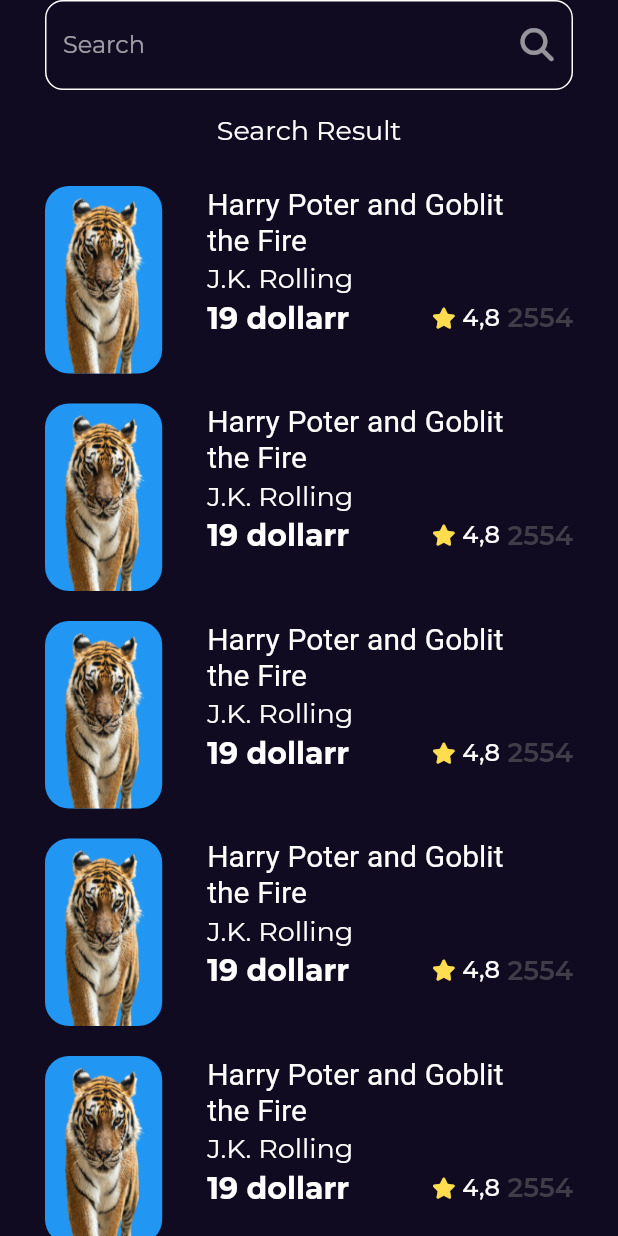
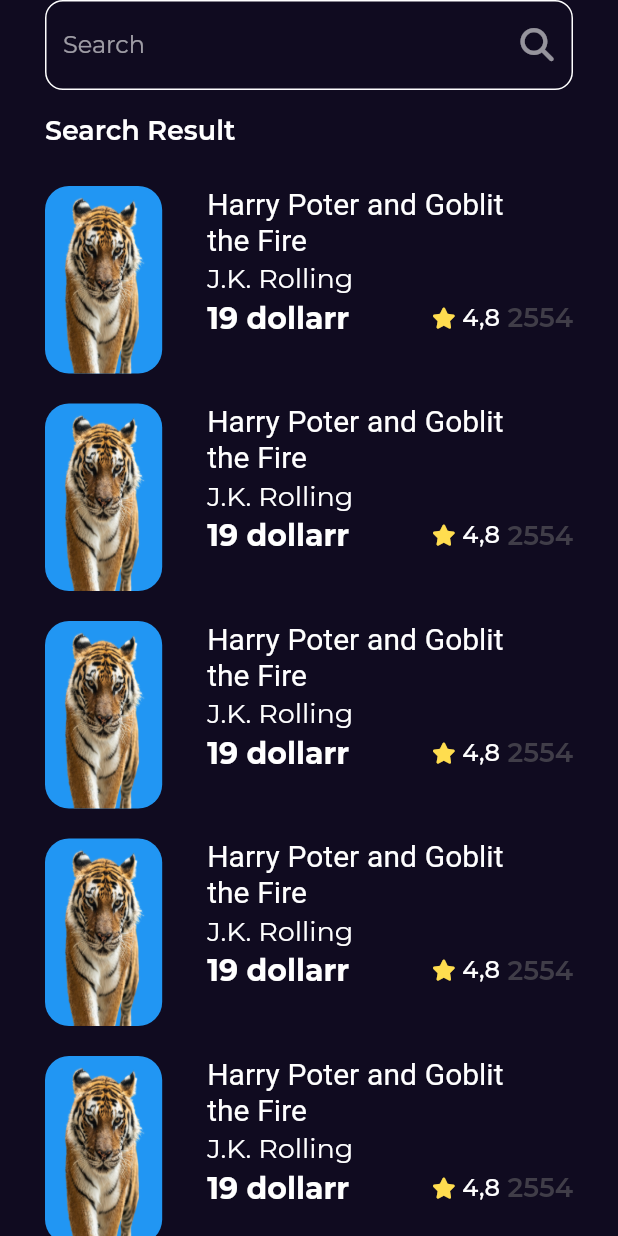
Before and after one commit to rowanibrahem/bookly_app--with-mvvm-pattern, a Flutter app: the SearchView screen opened directly, on a phone screen of 412 x 824 dp. Run offline on Flutter 3.47's test engine with Material 2 defaults, Android fonts, the light colour scheme and no system bars; our stand-ins replace animated_text_kit, font_awesome_flutter, go_router, google_fonts, lottie; Roboto replaces fonts that are missing (GT Sectra Fine).

Commit message:
search view done update

```diff
--- a/lib/features/search/presentations/views/widgets/search_view_body.dart
+++ b/lib/features/search/presentations/views/widgets/search_view_body.dart
@@ -12,6 +12,7 @@
     return Padding(
       padding: const EdgeInsets.symmetric(horizontal: 30),
       child: Column(
+        crossAxisAlignment: CrossAxisAlignment.start,
         children: const [
           CustomSearchTextField(),
           SizedBox(
@@ -19,12 +20,14 @@
           ),
           Text(
               'Search Result',
-            style: Styles.textStyle14,
+            style: Styles.textStyle18,
           ),
           SizedBox(
             height: 16,
           ),
-          Expanded(child: SearchResultListView()),
+          Expanded(
+              child: SearchResultListView()
+          ),
         ],
       ),
     );
```
